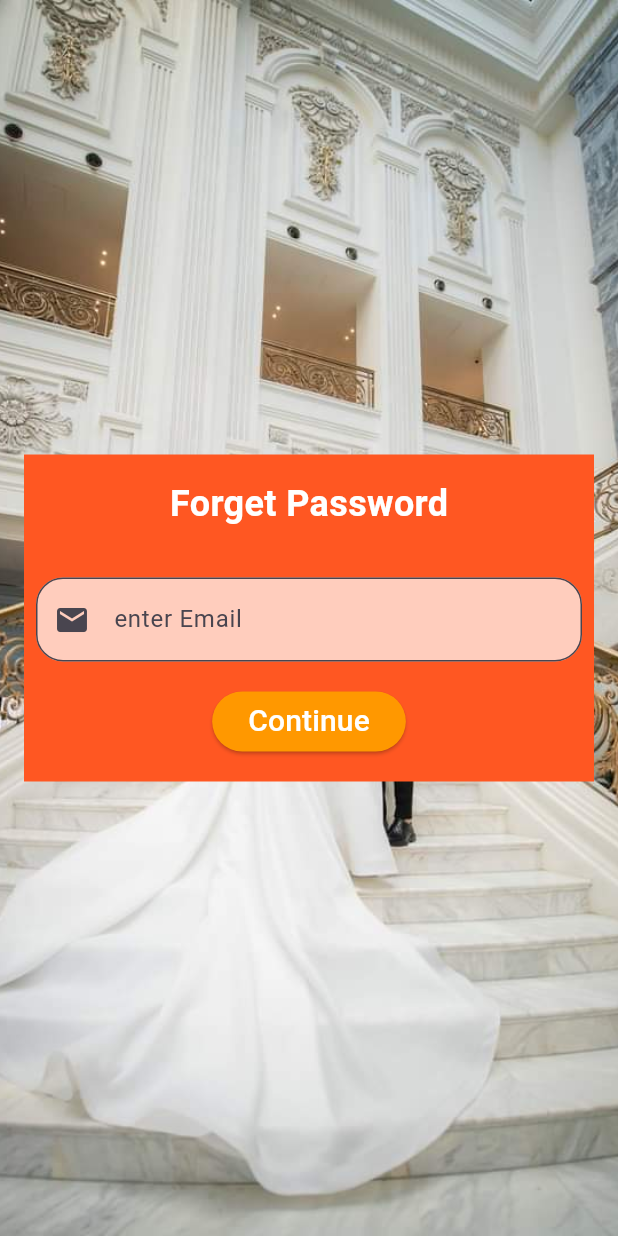
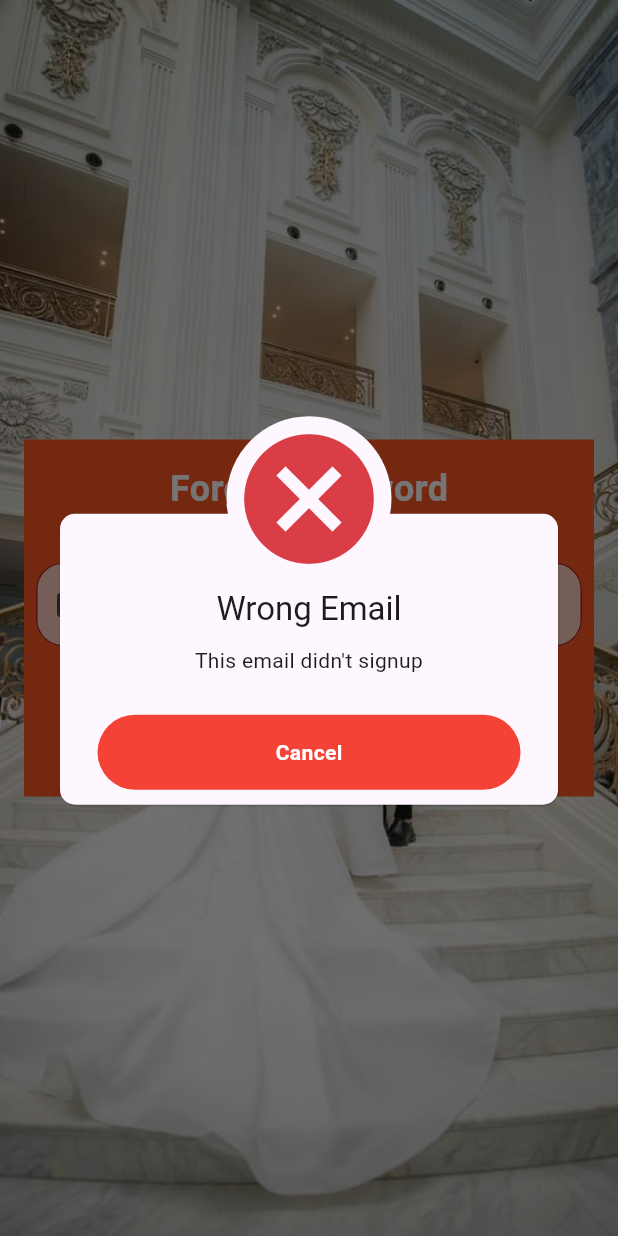
Before and after one commit to A7medabdelaty/Wedding-App, a Flutter app: the ForgetPasswordPage screen opened by its route, after a tap on "Continue", on a phone screen of 412 x 824 dp. Run offline on Flutter 3.47's test engine with Material 3 defaults, Android fonts, the phone set to English and light mode, and no system bars; our stand-ins replace awesome_dialog, chewie, cloud_firestore, equatable, firebase_auth, firebase_core and 6 more; accounts and stored records are empty; generated files the repository leaves out were written again.

Commit message:
finishing auth and forget password using cubit

```diff
--- a/lib/core/utils/app_router.dart
+++ b/lib/core/utils/app_router.dart
@@ -10,9 +10,7 @@ import '../../features/auth/presentation/login/presentation/views/forget_passwor
 import '../../features/auth/presentation/login/presentation/views/login_page.dart';
 import '../../features/auth/presentation/signup/presentation/views/select_authorization.dart';
 import '../../features/auth/presentation/signup/presentation/views/signup_provider_page.dart';
-import '../../features/auth/presentation/signup/presentation/views/signup_provider_page2.dart';
 import '../../features/auth/presentation/signup/presentation/views/signup_uset_page.dart';
-import '../../features/home/presentation/views/user_home/pages/calendar_reservation.dart';
 import '../../features/home/presentation/views/user_home/pages/payment_page.dart';
 import '../../features/home/presentation/views/user_home/pages/user_home_page.dart';
 import '../../features/home/presentation/views/user_home/pages/user_to_provider_details_page.dart';
@@ -30,7 +28,6 @@ abstract class AppRouter {
   static const KMaximizeImage='/maximizeImage';
   static const KProviderHomePage = "/providerHomePage";
   static const KVideoDisplayPage = "/displayVideoPage";
-  static const KReservationPage = "/reservationPage";
   static const KpaymentPage = "/paymentPage";
 static const KAboutUs = '/aboutUsPage';
   static const kContactUs = "/contactUsPage";
@@ -57,10 +54,10 @@ static const KAboutUs = '/aboutUsPage';
       path: KSignUpProvider,
       builder: (context, state) => const SignUpProviderPage(),
     ),
-    GoRoute(
-      path: KSignUpProvider2,
-      builder: (context, state) => const SignUpProviderPage2(),
-    ),
+    // GoRoute(
+    //   path: KSignUpProvider2,
+    //   builder: (context , state)=> SignUpProviderPage2()
+    // ),
     GoRoute(
       path: KForgerPassword,
       builder: (context, state) => const ForgetPasswordPage(),
@@ -86,10 +83,7 @@ static const KAboutUs = '/aboutUsPage';
       path: KVideoDisplayPage,
       builder: (context, state) => const DisplayVideo(),
     ),
-    GoRoute(
-      path: KReservationPage,
-      builder: (context, state) =>  ReservationScreen(),
-    ),
+
     GoRoute(
       path: KpaymentPage,
       builder: (context, state) =>  const PaymentPage(),
--- /dev/null
+++ b/lib/features/auth/data/photographer_model.dart
@@ -0,0 +1,8 @@
+class Photographer{
+  String ?name;
+  String? password;
+  String ?phone;
+  String ?email;
+
+  Photographer(this.name, this.password, this.phone, this.email);
+}
--- a/lib/features/auth/presentation/login/presentation/views/forget_password_page.dart
+++ b/lib/features/auth/presentation/login/presentation/views/forget_password_page.dart
@@ -1,7 +1,14 @@
+import 'package:awesome_dialog/awesome_dialog.dart';
 import 'package:flutter/material.dart';
+import 'package:flutter_bloc/flutter_bloc.dart';
+import 'package:go_router/go_router.dart';
 import 'package:wedding/core/common/custom_text_feild.dart';
+import 'package:wedding/core/utils/app_router.dart';
+import 'package:wedding/features/auth/manager/auth_cubit/auth_state.dart';
 
 import '../../../../../../core/common/custom_button.dart';
+import '../../../../manager/auth_cubit/auth_cubit.dart';
+final GlobalKey<FormState> _formKey = GlobalKey<FormState>();
 
 class ForgetPasswordPage extends StatelessWidget {
   const ForgetPasswordPage({super.key});
@@ -13,41 +20,108 @@ class ForgetPasswordPage extends StatelessWidget {
       body:Center(
         child: Container(
           margin: const EdgeInsets.all(16),
-          child: Column(
+          child: BlocBuilder<AuthenticationCubit,AuthState>(
+            builder: (context,state){
+               if(state is AuthenticationFailure){
+                Future.delayed(Duration.zero,(){
+                  AwesomeDialog(
+                      context: context,
+                      dialogType: DialogType.error,
+                      title: "Login failed",
+                      desc: "Check data please + ${state.error}",
+                      btnCancelOnPress: (){
+
+                      }
+                  ).show();
+                });
+                return const ForgetForm();
+              }else if(state is AuthenticationSuccess){
+                return const ForgetForm();
+              }else if (state is AuthenticationLoading){
+                return const Center(child: CircularProgressIndicator());
+
+              }else{
+                 return const ForgetForm();
+               }
+            },
+
+          ),
+        ),
+      ),
+    );
+  }
+}
+class ForgetForm extends StatefulWidget {
+  const ForgetForm({super.key});
+
+  @override
+  State<ForgetForm> createState() => _ForgetFormState();
+}
+
+class _ForgetFormState extends State<ForgetForm> {
+  String email="";
+
+  void forgetPassword(BuildContext context ){
+    if(_formKey.currentState!.validate()){
+     context.read<AuthenticationCubit>().resetPassword(email);
+     GoRouter.of(context).pushReplacement(AppRouter.KLoginPage);
+    }else{
+      AwesomeDialog(
+        context: context,
+        dialogType: DialogType.error,
+        title: "Wrong Email",
+        desc: "This email didn't signup",
+        btnCancelOnPress: () {},
+      ).show();
+    }
+
+  }
+
+  @override
+  Widget build(BuildContext context) {
+    return Column(
       mainAxisAlignment: MainAxisAlignment.center,
       crossAxisAlignment: CrossAxisAlignment.stretch,
       children: [
         Container(
           color: Colors.deepOrange,
-                child:  Column(
+          child:  Form(
+            key: _formKey,
+            child: Column(
               children: [
                 const Padding(
                   padding: EdgeInsets.all(16.0),
                   child: Text("Forget Password" , style: TextStyle(color: Colors.white , fontSize: 24 , fontWeight: FontWeight.bold),),
                 ),
                 const SizedBox(height: 16,),
-                    const Padding(
-                      padding: EdgeInsets.symmetric(horizontal: 8.0),
-                      child: CustomTextFeild(hint: "enter Email", secure: false, icon: Icon(Icons.email),
+                 Padding(
+                  padding: const EdgeInsets.symmetric(horizontal: 8.0),
+                  child: CustomTextFeild(hint: "enter Email", secure: false, icon: const Icon(Icons.email),
                     type: TextInputType.emailAddress,
+                    validator: (value){
+                    if(value==null ||value.isEmpty){
+                      return "Email is required";
+                    }else{
+                      email=value;
+                      return null;
+                    }
+                    },
                   ),
 
                 ),
                 const SizedBox(height: 16,),
 
                 CustomButton(status: "Continue",onPressed: (){
-
+                  forgetPassword(context);
                 },),
                 const SizedBox(height: 16,),
 
               ],
             ),
+          ),
         )
 
       ],
-          ),
-        ),
-      ),
     );
   }
 }
--- a/lib/features/auth/presentation/login/presentation/views/widgets/input_feilds.dart
+++ b/lib/features/auth/presentation/login/presentation/views/widgets/input_feilds.dart
@@ -38,7 +38,7 @@ class InputFeilds extends StatelessWidget {
               return const FormInput();
             } else if (state is AuthenticationSuccess) {
 
-              return Container();
+              return const FormInput();
             } else {
               // Handle other states if needed
               return const FormInput();
--- a/lib/features/auth/presentation/signup/presentation/views/widgets/form_input_signup_user.dart
+++ b/lib/features/auth/presentation/signup/presentation/views/widgets/form_input_signup_user.dart
@@ -34,6 +34,7 @@ class _FormInputSignupState extends State<FormInputSignup> {
         'email': email,
         'phoneNumber':phoneNumber,
         'userId':userId,
+        'authorization':"user"
         // Add other fields as needed
       });
       print('User added to Firestore successfully.');
--- a/pubspec.yaml
+++ b/pubspec.yaml
@@ -53,6 +53,11 @@ dependencies:
   flutter_bloc: ^8.1.3
   get_it: ^7.6.7
   cached_network_image: ^3.3.1
+  flutter_datetime_picker: ^1.5.1
+  image_picker: ^1.0.7
+  firebase_storage: ^11.6.5
+  path: ^1.8.0
+
 
 
 
```
Also changed, not shown: lib/features/home/presentation/views/user_home/pages/calendar_reservation.dart (deleted, +0 -98 lines), lib/features/home/presentation/views/user_home/pages/user_to_provider_details_page.dart (+54 -24 lines), pubspec.lock, 1 other file. Lines whose indentation alone changed are shown as unchanged.
